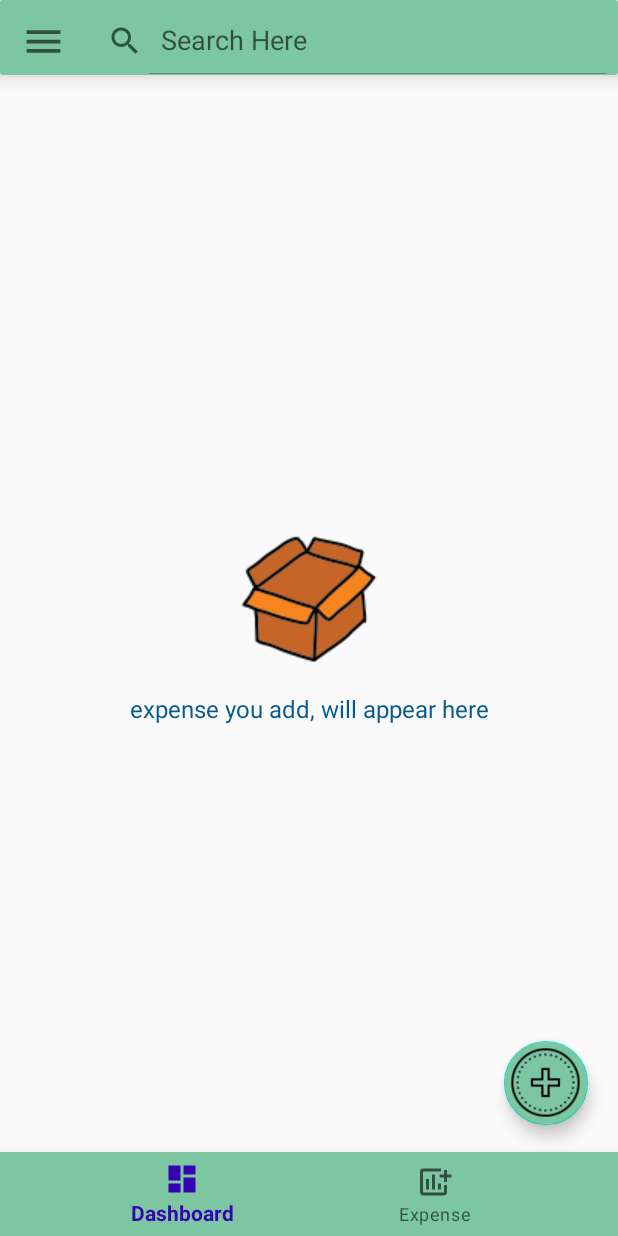
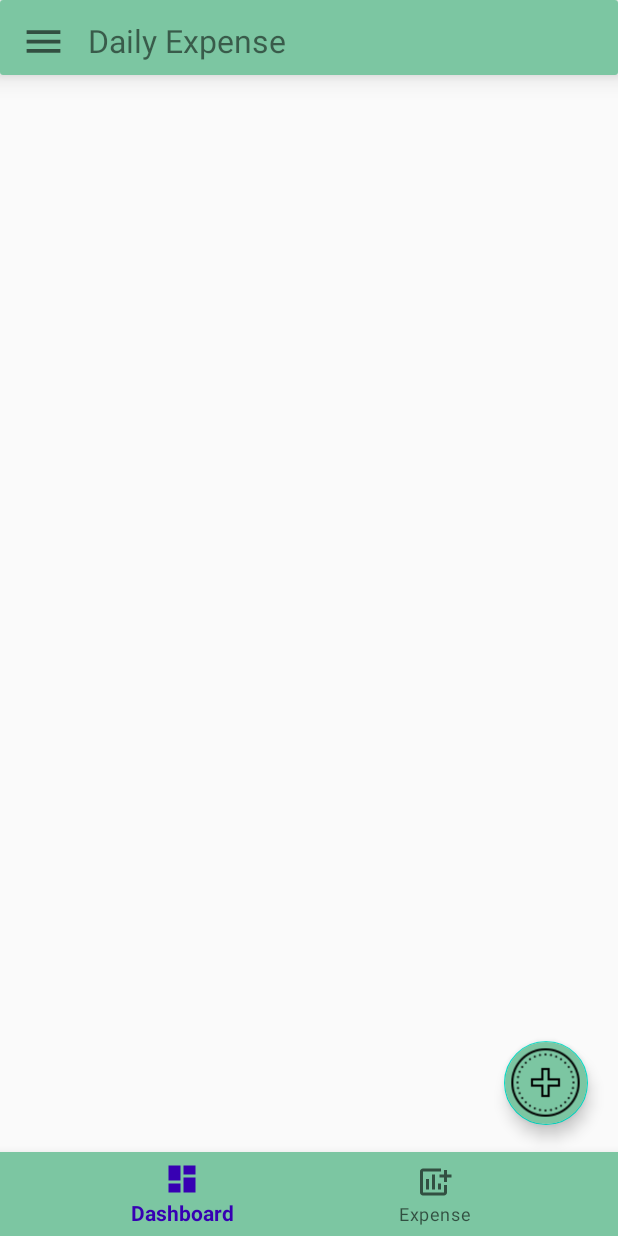
Before and after one commit to daudhrimon/Daily-Expense, an Android app: the fragment ExpenseFrag placed in its activity, on a phone screen of 412 x 824 dp. Run offline under Robolectric (Android 15) with nearby library versions, the phone set to English and light mode, and no system bars; our stand-ins replace Firebase (no records; nobody signed in at launch, a user with empty details on screens opened directly).

Commit message:
almost Done

```diff
--- a/app/src/main/java/com/daud/dailyexpensefire/AddExActivity.java
+++ b/app/src/main/java/com/daud/dailyexpensefire/AddExActivity.java
@@ -149,7 +149,7 @@ public class AddExActivity extends AppCompatActivity {
                     @Override
                     public void onDateSet(DatePicker datePicker, int year, int month, int day) {
                         month = month+1;
-                        String Date = year+"/"+month+"/"+day;
+                        String Date = year+"-"+month+"-"+day;
                         exDate.setText(Date);
                     }
                 },year,month,day);
--- a/app/src/main/java/com/daud/dailyexpensefire/DashboardFrag.java
+++ b/app/src/main/java/com/daud/dailyexpensefire/DashboardFrag.java
@@ -55,11 +55,13 @@ public class DashboardFrag extends Fragment {
     }
 
     private void getAmount() {
-        if (fromDateEt.getText().toString().isEmpty()
-                || toDateEt.getText().toString().isEmpty()){
+        if (!fromDateEt.getText().toString().isEmpty()
+                && !toDateEt.getText().toString().isEmpty()){
+
+            getAmountByDate();
+
+        }else {
             getAllAmount();
-        }else {
-            getAmountByDate();
         }
     }
 
@@ -114,7 +116,7 @@ public class DashboardFrag extends Fragment {
                             @Override
                             public void onDateSet(DatePicker datePicker, int year, int month, int day) {
                                 month = month+1;
-                                String Date = year+"/"+month+"/"+day;
+                                String Date = year+"-"+month+"-"+day;
                                 if (task==0){
                                     fromDateEt.setText(Date);
                                     getAmount();
--- a/app/src/main/java/com/daud/dailyexpensefire/MainActivity.java
+++ b/app/src/main/java/com/daud/dailyexpensefire/MainActivity.java
@@ -3,6 +3,7 @@ package com.daud.dailyexpensefire;
 import androidx.annotation.NonNull;
 import androidx.appcompat.app.AlertDialog;
 import androidx.appcompat.app.AppCompatActivity;
+import androidx.appcompat.widget.SearchView;
 import androidx.core.view.GravityCompat;
 import androidx.drawerlayout.widget.DrawerLayout;
 
@@ -35,11 +36,12 @@ public class MainActivity extends AppCompatActivity {
     private DrawerLayout drawerLay;
     private NavigationView navDr;
     private BottomNavigationView navBtm;
-    private TextView nameTv,phoneTv;
+    private TextView nameTv,phoneTv,appName;
     private ImageButton toggle;
     private FloatingActionButton addEx;
     public static DatabaseReference databaseRef;
     private String Name,Phone;
+    public static SearchView search;
     public static SharedPreferences sharedPreferences;
     public static SharedPreferences.Editor editor;
 
@@ -109,6 +111,27 @@ public class MainActivity extends AppCompatActivity {
         }
     }
 
+    private void bottomNavItemSelect(MenuItem item) {
+
+        switch (item.getItemId()){
+            case R.id.dashBtm:
+                getSupportFragmentManager().beginTransaction()
+                        .replace(R.id.frameLay,new DashboardFrag()).commit();
+                search.setVisibility(View.GONE);
+                appName.setVisibility(View.VISIBLE);
+                break;
+
+            case R.id.expnBtm:
+                getSupportFragmentManager().beginTransaction()
+                        .replace(R.id.frameLay,new ExpenseFrag()).commit();
+                appName.setVisibility(View.GONE);
+                search.setVisibility(View.VISIBLE);
+                break;
+
+            default:break;
+        }
+    }
+
     private void editNameAlert() {
         AlertDialog.Builder builder = new AlertDialog.Builder(MainActivity.this);
         View view = LayoutInflater.from(this).inflate(R.layout.name_input_lay,null);
@@ -158,21 +181,6 @@ public class MainActivity extends AppCompatActivity {
         dialog.show();
     }
 
-    private void bottomNavItemSelect(MenuItem item) {
-
-        switch (item.getItemId()){
-            case R.id.dashBtm:
-                getSupportFragmentManager().beginTransaction().replace(R.id.frameLay,new DashboardFrag()).commit();
-                break;
-
-            case R.id.expnBtm:
-                getSupportFragmentManager().beginTransaction().replace(R.id.frameLay,new ExpenseFrag()).commit();
-                break;
-
-            default:break;
-        }
-    }
-
     @Override
     public void onBackPressed() {
 
@@ -202,6 +210,8 @@ public class MainActivity extends AppCompatActivity {
         navBtm = findViewById(R.id.navBtm);
         toggle = findViewById(R.id.toogle);
         addEx = findViewById(R.id.addEx);
+        search = findViewById(R.id.search);
+        appName = findViewById(R.id.appName);
         // get user name and phone from SharedPreference
         sharedPreferences = getSharedPreferences("MySp", Context.MODE_PRIVATE);
         editor = sharedPreferences.edit();
--- a/app/src/main/res/layout/activity_main.xml
+++ b/app/src/main/res/layout/activity_main.xml
@@ -34,7 +34,20 @@
                     android:src="@drawable/ic_baseline_menu_24"
                     tools:ignore="SpeakableTextPresentCheck,TouchTargetSizeCheck" />
 
+                <TextView
+                    android:id="@+id/appName"
+                    android:layout_width="match_parent"
+                    android:layout_height="match_parent"
+                    android:layout_alignParentBottom="true"
+                    android:layout_marginBottom="0.5dp"
+                    android:layout_toEndOf="@+id/toogle"
+                    android:text="@string/app_name"
+                    android:paddingTop="7dp"
+                    android:paddingStart="7dp"
+                    android:textSize="21dp"/>
+
                 <androidx.appcompat.widget.SearchView
+                    android:id="@+id/search"
                     android:layout_width="match_parent"
                     android:layout_height="wrap_content"
                     android:layout_alignParentBottom="true"
@@ -43,7 +56,8 @@
                     android:focusable="false"
                     android:focusableInTouchMode="true"
                     app:iconifiedByDefault="false"
-                    app:queryHint="Search Here" />
+                    app:queryHint="Search Here"
+                    android:visibility="gone"/>
 
             </RelativeLayout>
 
--- a/app/src/main/res/layout/frag_expense.xml
+++ b/app/src/main/res/layout/frag_expense.xml
@@ -5,36 +5,12 @@
     android:layout_height="match_parent"
     tools:context=".ExpenseFrag"
     android:gravity="center"
-    android:padding="10dp"
     android:background="@color/bgClr">
-
-    <LinearLayout
-        android:id="@+id/eBox"
-        android:layout_width="match_parent"
-        android:layout_height="wrap_content"
-        android:layout_centerInParent="true"
-        android:orientation="vertical">
-
-        <ImageView
-            android:layout_width="match_parent"
-            android:layout_height="wrap_content"
-            android:layout_margin="15dp"
-            android:src="@drawable/empty_box" />
-
-        <TextView
-            android:layout_width="match_parent"
-            android:layout_height="wrap_content"
-            android:text="@string/box"
-            android:textAlignment="center"
-            android:textSize="16dp"
-            android:textColor="@color/txtClr"/>
-
-    </LinearLayout>
 
     <androidx.recyclerview.widget.RecyclerView
         android:id="@+id/recycler"
         android:layout_width="match_parent"
         android:layout_height="match_parent"
-        android:visibility="gone"/>
+        android:layout_marginHorizontal="5dp" />
 
 </RelativeLayout>
--- a/app/src/main/res/values/strings.xml
+++ b/app/src/main/res/values/strings.xml
@@ -1,5 +1,5 @@
 <resources>
-    <string name="app_name">DailyExpense</string>
+    <string name="app_name">Daily Expense</string>
     <string name="otpSendHdr">OTP Verification</string>
     <string name="otpSendMsg">We will send OTP to your entered Number</string>
     <string name="otpVerifyHdr">Verify OTP</string>
```
Also changed, not shown: app/src/main/java/com/daud/dailyexpensefire/ExpenseFrag.java (+27 -7 lines).
